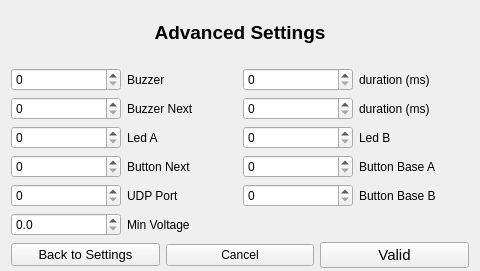
Above: F3FChrono/gui/WSettingsAdvanced.ui from jomarin38/F3FChrono before the change. Below: the same form after it.
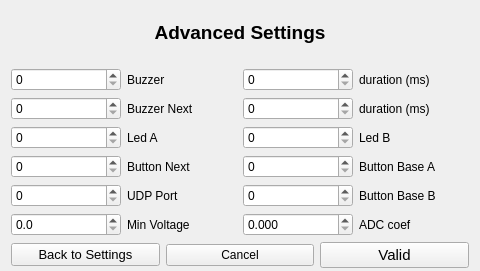
That is the form after the change.

```diff
--- a/F3FChrono/gui/WSettingsAdvanced.ui
+++ b/F3FChrono/gui/WSettingsAdvanced.ui
@@ -218,6 +218,27 @@
          </item>
         </layout>
        </item>
+       <item row="5" column="1">
+        <layout class="QHBoxLayout" name="horizontalLayout_13">
+         <item>
+          <widget class="QDoubleSpinBox" name="voltagecoef">
+           <property name="decimals">
+            <number>3</number>
+           </property>
+           <property name="singleStep">
+            <double>0.100000000000000</double>
+           </property>
+          </widget>
+         </item>
+         <item>
+          <widget class="QLabel" name="label_11">
+           <property name="text">
+            <string>ADC coef</string>
+           </property>
+          </widget>
+         </item>
+        </layout>
+       </item>
       </layout>
      </item>
      <item>
```
